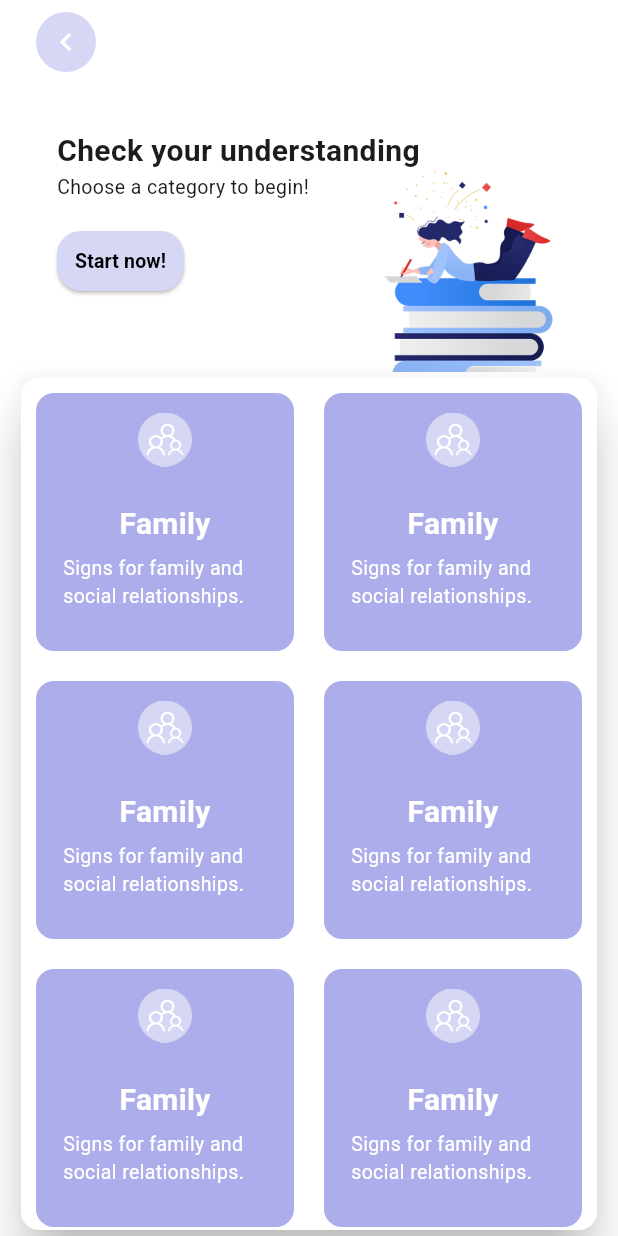
After one commit to Al-zahraa-ahmed/Graduation-project, a Flutter app: the LearingHome screen opened directly, after a tap on "Quick Practice", on a phone screen of 412 x 824 dp. The commit adds this screen. Run offline on Flutter 3.47's test engine with Material 3 defaults, Android fonts, the light colour scheme and no system bars; our stand-ins replace dots_indicator.

Commit message:
finish quickpractice screen

```diff
--- a/lib/l10n/intl_en.arb
+++ b/lib/l10n/intl_en.arb
@@ -124,9 +124,9 @@
     "lessons.viewed":"Viewed",
 
     "screen14":"quiz",
-    "quiz.title":"Check your understanding",
-    "quiz.desc":"Choose a category to begin!",
-    "quiz.btn":"Start now!",
+    "quiz_title":"Check your understanding",
+    "quiz_desc":"Choose a category to begin!",
+    "quiz_btn":"Start now!",
 
     "screen15":"question",
     "question.num":"Question",
--- a/lib/presentation/LearningHome/learninghome.dart
+++ b/lib/presentation/LearningHome/learninghome.dart
@@ -4,6 +4,7 @@ import 'package:graduation_project/generated/l10n.dart';
 import 'package:graduation_project/presentation/CategouriesPage/CategouriesPage.dart';
 import 'package:graduation_project/presentation/LearningHome/widgets/HomeService.dart';
 import 'package:graduation_project/presentation/LearningHome/widgets/Homecard.dart';
+import 'package:graduation_project/presentation/QuickPractice/quickpractice.dart';
 
 class LearingHome extends StatelessWidget {
   const LearingHome({super.key});
@@ -63,10 +64,22 @@ class LearingHome extends StatelessWidget {
                     txt2: S.of(context).home1_service2_desc,
                     img: "Assets/images/dict.png",
                   ),
-                  HomeService(
-                    txt1: S.of(context).home1_service3,
-                    txt2: S.of(context).home1_service3_desc,
-                    img: "Assets/images/practice.png",
+                  GestureDetector(
+                    onTap: () {
+                        Navigator.push(
+                        context,
+                        MaterialPageRoute(
+                          builder: (buildcontext) {
+                            return Quickpractice();
+                          },
+                        ),
+                      );
+                    },
+                    child: HomeService(
+                      txt1: S.of(context).home1_service3,
+                      txt2: S.of(context).home1_service3_desc,
+                      img: "Assets/images/practice.png",
+                    ),
                   ),
                   HomeService(
                     txt1: S.of(context).home1_service4,
--- /dev/null
+++ b/lib/presentation/QuickPractice/Widgets/gridviewofquized.dart
@@ -0,0 +1,23 @@
+
+import 'package:flutter/material.dart';
+import 'package:graduation_project/presentation/QuickPractice/Widgets/quizcard.dart';
+
+class GridviewOfQuiz extends StatelessWidget {
+  const GridviewOfQuiz({super.key});
+
+  @override
+  Widget build(BuildContext context) {
+    return GridView.builder(
+      padding: EdgeInsets.symmetric(horizontal: 10,vertical: 10),
+      gridDelegate: SliverGridDelegateWithFixedCrossAxisCount(
+        mainAxisSpacing: 20,
+        crossAxisSpacing: 20,
+        crossAxisCount: 2,
+      ),
+      itemCount: 16,
+      itemBuilder: (BuildContext context, int index) {
+        return QuizCard();
+      },
+    );
+  }
+}
--- /dev/null
+++ b/lib/presentation/QuickPractice/Widgets/quizcard.dart
@@ -0,0 +1,45 @@
+
+import 'package:flutter/material.dart';
+import 'package:graduation_project/Core/TextStyles/TextStyles.dart';
+import 'package:graduation_project/generated/l10n.dart';
+
+class QuizCard extends StatelessWidget {
+  const QuizCard({super.key});
+
+  @override
+  Widget build(BuildContext context) {
+    return AspectRatio(
+      aspectRatio: 155 / 155,
+      child: Container(
+        width: 152,
+        height: 155,
+        padding: EdgeInsets.all(8),
+        decoration: BoxDecoration(
+          color: Color(0xffADADEB),
+          borderRadius: BorderRadius.circular(12),
+        ),
+        child: Column(
+          children: [
+            SizedBox(height: 5),
+            Image.asset("Assets/images/family.png", height: 36, width: 36),
+            SizedBox(height: 24),
+            Text(
+              S.of(context).family,
+              style: Textstyles.medium20.copyWith(color: Colors.white),
+            ),
+            SizedBox(height: 5),
+            Padding(
+              padding: const EdgeInsets.symmetric(horizontal: 10.0),
+              child: Center(
+                child: Text(
+                  S.of(context).familydec,
+                  style: Textstyles.regular13.copyWith(color: Colors.white),
+                ),
+              ),
+            ),
+          ],
+        ),
+      ),
+    );
+  }
+}
--- /dev/null
+++ b/lib/presentation/QuickPractice/Widgets/startbutton.dart
@@ -0,0 +1,29 @@
+
+import 'package:flutter/material.dart';
+import 'package:graduation_project/generated/l10n.dart';
+
+class StartButton extends StatelessWidget {
+  const StartButton({super.key});
+
+  @override
+  Widget build(BuildContext context) {
+    return ElevatedButton(
+      style: ElevatedButton.styleFrom(
+        padding: EdgeInsets.symmetric(horizontal: 12,vertical: 8),
+        shape: RoundedRectangleBorder(
+          borderRadius: BorderRadiusGeometry.circular(16),
+        ),
+        backgroundColor: Color(0xffD6D6F5),
+      ),
+      onPressed: () {},
+      child: Text(
+        S.of(context).quiz_btn,
+        style: TextStyle(
+          fontWeight: FontWeight.w800,
+          fontSize: 13,
+          color: Colors.black,
+        ),
+      ),
+    );
+  }
+}
--- /dev/null
+++ b/lib/presentation/QuickPractice/quickpractice.dart
@@ -0,0 +1,79 @@
+import 'package:flutter/material.dart';
+import 'package:graduation_project/Core/TextStyles/TextStyles.dart';
+import 'package:graduation_project/generated/l10n.dart';
+import 'package:graduation_project/presentation/QuickPractice/Widgets/gridviewofquized.dart';
+import 'package:graduation_project/presentation/QuickPractice/Widgets/startbutton.dart';
+
+class Quickpractice extends StatelessWidget {
+  const Quickpractice({super.key});
+
+  @override
+  Widget build(BuildContext context) {
+    return Scaffold(
+      appBar: AppBar(
+        leadingWidth: 90,
+        centerTitle: true,
+        leading: Row(
+          children: [
+            SizedBox(width: 20),
+            IconButton(
+              style: IconButton.styleFrom(backgroundColor: Color(0xffD6D6F5)),
+              color: Colors.white,
+              onPressed: () {
+                Navigator.pop(context);
+              },
+              icon: Icon(Icons.chevron_left),
+            ),
+          ],
+        ),
+      ),
+
+      body: Column(
+        children: [
+          Padding(
+            padding: const EdgeInsets.symmetric(horizontal: 38.0),
+            child: Stack(
+              clipBehavior: Clip.none,
+              children: [
+                SizedBox(
+                  width: double.infinity,
+                  child: Column(
+                    crossAxisAlignment: CrossAxisAlignment.start,
+                    children: [
+                      SizedBox(height: 30),
+                      Text(
+                        S.of(context).quiz_title,
+                        style: Textstyles.medium20,
+                      ),
+                      Text(
+                        S.of(context).quiz_desc,
+                        style: Textstyles.regular13,
+                      ),
+                      SizedBox(height: 16),
+                      StartButton(),
+                    ],
+                  ),
+                ),
+
+                Positioned(
+                  right: -10,
+                  bottom: -50,
+                  child: Image.asset(
+                    "Assets/images/Woman busy with her study assignments.png",
+                    width: 148,
+                    height: 148,
+                  ),
+                ),
+              ],
+            ),
+          ),
+          SizedBox(height: 50,),
+          Expanded(child: Padding(
+            padding: const EdgeInsets.symmetric(horizontal: 10.0),
+            child: Card(elevation: 15,color: Colors.white,child: GridviewOfQuiz()),
+          )),
+        ],
+      ),
+    );
+  }
+}
```
Also changed, not shown: Assets/images/Woman busy with her study assignments.png (added), lib/generated/intl/messages_en.dart, lib/generated/l10n.dart.
